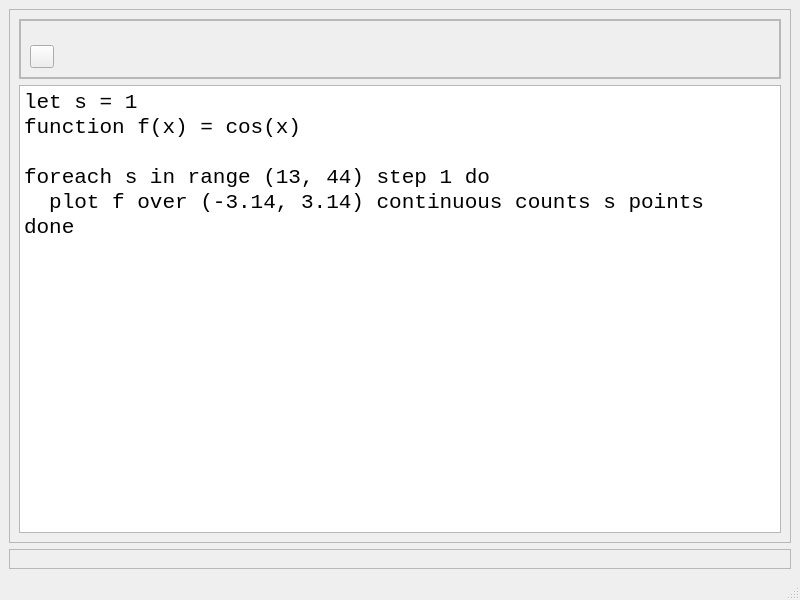
The window that MainWindow.ui (fritzone/funkplot) describes before a commit, drawn with Qt 5.
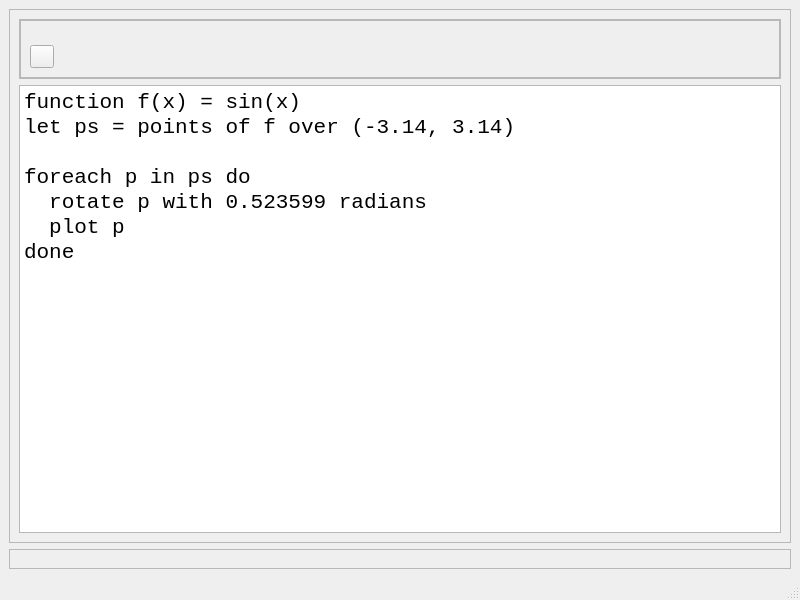
The same window after the commit. Icons and pictures are not drawn.

What changed in the file:
```diff
--- a/MainWindow.ui
+++ b/MainWindow.ui
@@ -110,11 +110,12 @@
 &lt;html&gt;&lt;head&gt;&lt;meta name=&quot;qrichtext&quot; content=&quot;1&quot; /&gt;&lt;meta charset=&quot;utf-8&quot; /&gt;&lt;style type=&quot;text/css&quot;&gt;
 p, li { white-space: pre-wrap; }
 &lt;/style&gt;&lt;/head&gt;&lt;body style=&quot; font-family:'Courier New'; font-size:16pt; font-weight:400; font-style:normal;&quot;&gt;
-&lt;p style=&quot; margin-top:0px; margin-bottom:0px; margin-left:0px; margin-right:0px; -qt-block-indent:0; text-indent:0px;&quot;&gt;let s = 1&lt;/p&gt;
-&lt;p style=&quot; margin-top:0px; margin-bottom:0px; margin-left:0px; margin-right:0px; -qt-block-indent:0; text-indent:0px;&quot;&gt;function f(x) = cos(x)&lt;/p&gt;
+&lt;p style=&quot; margin-top:0px; margin-bottom:0px; margin-left:0px; margin-right:0px; -qt-block-indent:0; text-indent:0px;&quot;&gt;function f(x) = sin(x)&lt;/p&gt;
+&lt;p style=&quot; margin-top:0px; margin-bottom:0px; margin-left:0px; margin-right:0px; -qt-block-indent:0; text-indent:0px;&quot;&gt;let ps = points of f over (-3.14, 3.14)&lt;/p&gt;
 &lt;p style=&quot;-qt-paragraph-type:empty; margin-top:0px; margin-bottom:0px; margin-left:0px; margin-right:0px; -qt-block-indent:0; text-indent:0px;&quot;&gt;&lt;br /&gt;&lt;/p&gt;
-&lt;p style=&quot; margin-top:0px; margin-bottom:0px; margin-left:0px; margin-right:0px; -qt-block-indent:0; text-indent:0px;&quot;&gt;foreach s in range (13, 44) step 1 do&lt;/p&gt;
-&lt;p style=&quot; margin-top:0px; margin-bottom:0px; margin-left:0px; margin-right:0px; -qt-block-indent:0; text-indent:0px;&quot;&gt;  plot f over (-3.14, 3.14) continuous counts s points&lt;/p&gt;
+&lt;p style=&quot; margin-top:0px; margin-bottom:0px; margin-left:0px; margin-right:0px; -qt-block-indent:0; text-indent:0px;&quot;&gt;foreach p in ps do&lt;/p&gt;
+&lt;p style=&quot; margin-top:0px; margin-bottom:0px; margin-left:0px; margin-right:0px; -qt-block-indent:0; text-indent:0px;&quot;&gt;  rotate p with 0.523599 radians&lt;/p&gt;
+&lt;p style=&quot; margin-top:0px; margin-bottom:0px; margin-left:0px; margin-right:0px; -qt-block-indent:0; text-indent:0px;&quot;&gt;  plot p&lt;/p&gt;
 &lt;p style=&quot; margin-top:0px; margin-bottom:0px; margin-left:0px; margin-right:0px; -qt-block-indent:0; text-indent:0px;&quot;&gt;done&lt;/p&gt;
 &lt;p style=&quot;-qt-paragraph-type:empty; margin-top:0px; margin-bottom:0px; margin-left:0px; margin-right:0px; -qt-block-indent:0; text-indent:0px;&quot;&gt;&lt;br /&gt;&lt;/p&gt;&lt;/body&gt;&lt;/html&gt;</string>
          </property>
```
